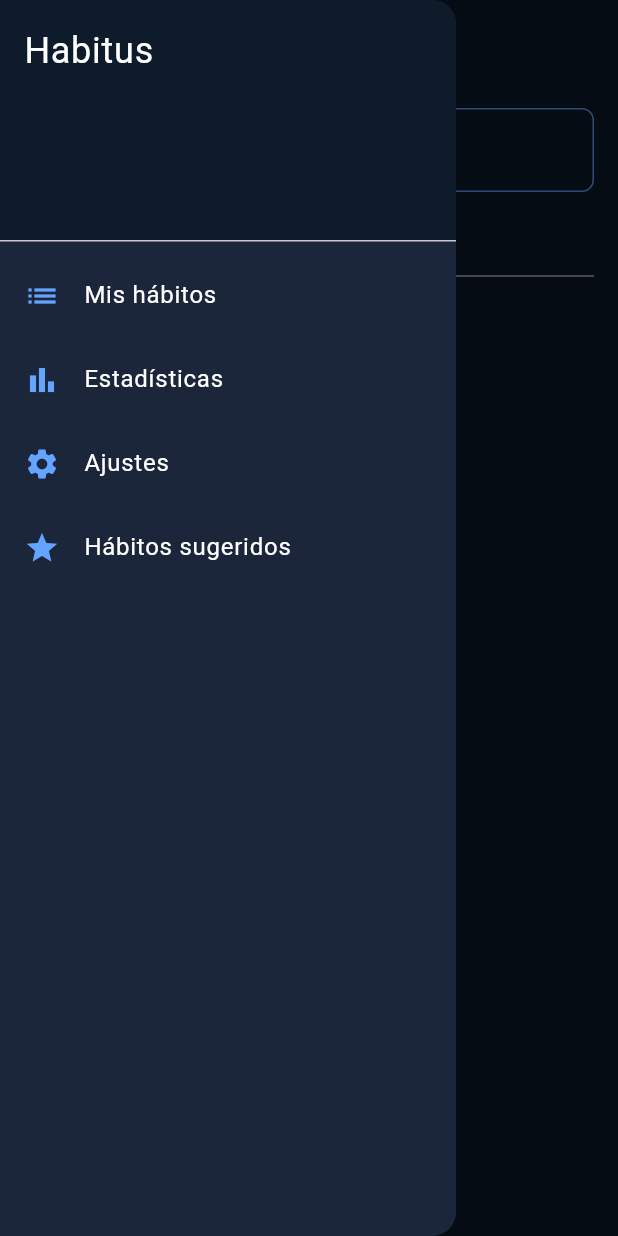
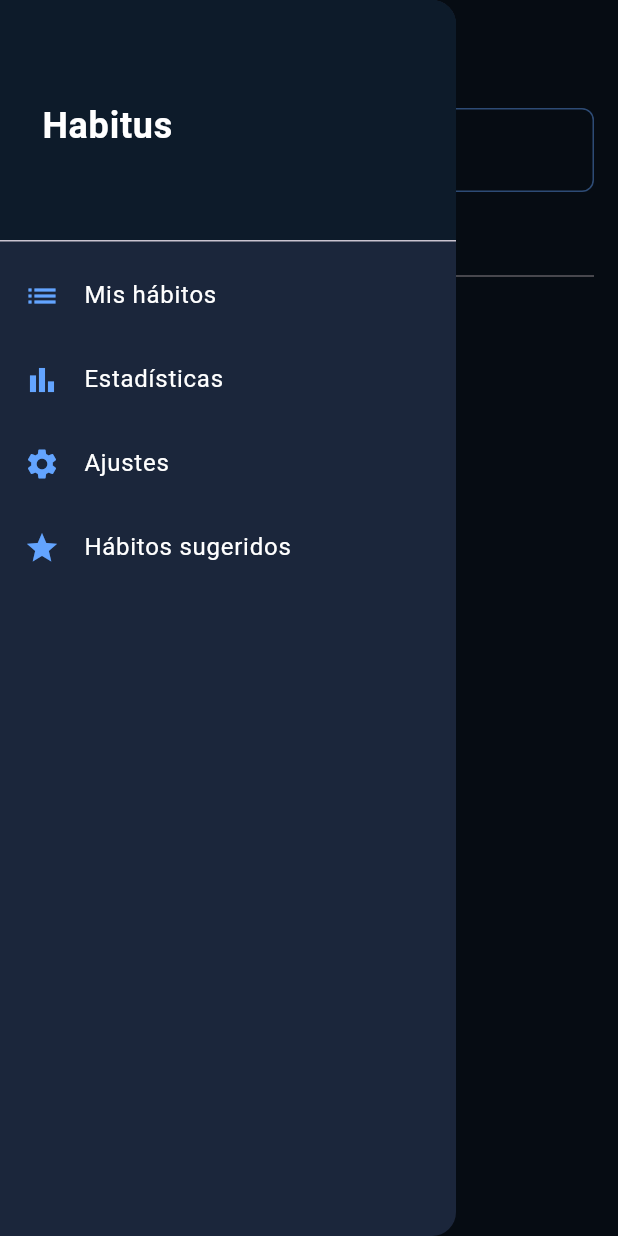
Before and after one commit to carlosmz96/habitus, a Flutter app: the HabitosSugeridosScreen screen opened by its route, with the side drawer open, on a phone screen of 412 x 824 dp. Run offline on Flutter 3.47's test engine with Material 3 defaults, Android fonts, the phone set to English and light mode, and no system bars; our stand-ins replace shared_preferences; accounts and stored records are empty; network calls fail.

Commit message:
cambios para que un usuario tenga sus propios habitos

```diff
--- /dev/null
+++ b/devtools_options.yaml
@@ -0,0 +1,3 @@
+description: This file stores settings for Dart & Flutter DevTools.
+documentation: https://docs.flutter.dev/tools/devtools/extensions#configure-extension-enablement-states
+extensions:
--- a/lib/models/habito.dart
+++ b/lib/models/habito.dart
@@ -28,4 +28,18 @@ class Habito {
       'completadoHoy': completadoHoy,
     };
   }
+
+  Habito copyWith({
+    int? id,
+    String? nombre,
+    bool? sugerido,
+    bool? completadoHoy,
+  }) {
+    return Habito(
+      id: id ?? this.id,
+      nombre: nombre ?? this.nombre,
+      sugerido: sugerido ?? this.sugerido,
+      completadoHoy: completadoHoy ?? this.completadoHoy,
+    );
+  }
 }
--- a/lib/screens/habitos/habitos_sugeridos_screen.dart
+++ b/lib/screens/habitos/habitos_sugeridos_screen.dart
@@ -188,9 +188,19 @@ class _HabitosSugeridosScreenState extends State<HabitosSugeridosScreen> {
           children: [
             DrawerHeader(
               decoration: BoxDecoration(color: kPrimaryColor),
-              child: Text(
-                'Habitus',
-                style: TextStyle(color: Colors.white, fontSize: 24),
+              child: Row(
+                children: [
+                  // Icon(Icons.bar_chart, color: kAccentColor, size: 32),
+                  const SizedBox(width: 12),
+                  Text(
+                    'Habitus',
+                    style: TextStyle(
+                      color: Colors.white,
+                      fontSize: 24,
+                      fontWeight: FontWeight.bold,
+                    ),
+                  ),
+                ],
               ),
             ),
             ListTile(
--- a/lib/screens/settings/ajustes_screen.dart
+++ b/lib/screens/settings/ajustes_screen.dart
@@ -21,7 +21,7 @@ class AjustesScreen extends StatelessWidget {
               decoration: BoxDecoration(color: kPrimaryColor),
               child: Row(
                 children: [
-                  Icon(Icons.settings, color: kAccentColor, size: 32),
+                  // Icon(Icons.settings, color: kAccentColor, size: 32),
                   const SizedBox(width: 12),
                   Text(
                     'Habitus',
--- a/lib/screens/stats/estadisticas_screen.dart
+++ b/lib/screens/stats/estadisticas_screen.dart
@@ -21,7 +21,7 @@ class EstadisticasScreen extends StatelessWidget {
               decoration: BoxDecoration(color: kPrimaryColor),
               child: Row(
                 children: [
-                  Icon(Icons.bar_chart, color: kAccentColor, size: 32),
+                  // Icon(Icons.bar_chart, color: kAccentColor, size: 32),
                   const SizedBox(width: 12),
                   Text(
                     'Habitus',
```
Also changed, not shown: lib/screens/habitos/habitos_screen.dart (+43 -7 lines), lib/services/habito_service.dart (+44 -4 lines).
